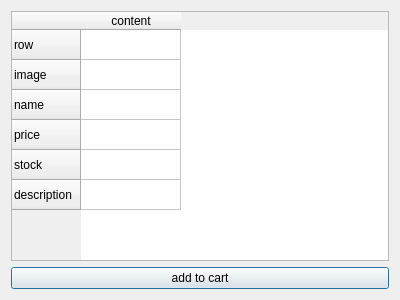
Above: client/addtocartdialog.ui from gitjip/microtrade before the change. Below: the same form after it.
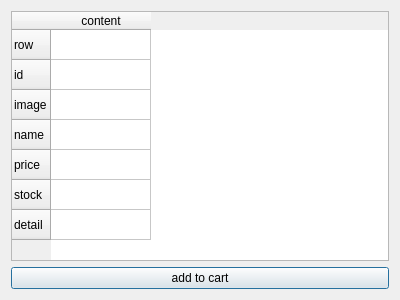
That is the form after the change.

```diff
--- a/client/addtocartdialog.ui
+++ b/client/addtocartdialog.ui
@@ -28,6 +28,11 @@
        <string>row</string>
       </property>
      </row>
+     <row>
+      <property name="text">
+       <string>id</string>
+      </property>
+     </row>
      <row>
       <property name="text">
        <string>image</string>
@@ -50,7 +55,7 @@
      </row>
      <row>
       <property name="text">
-       <string>description</string>
+       <string>detail</string>
       </property>
      </row>
      <column>
```
